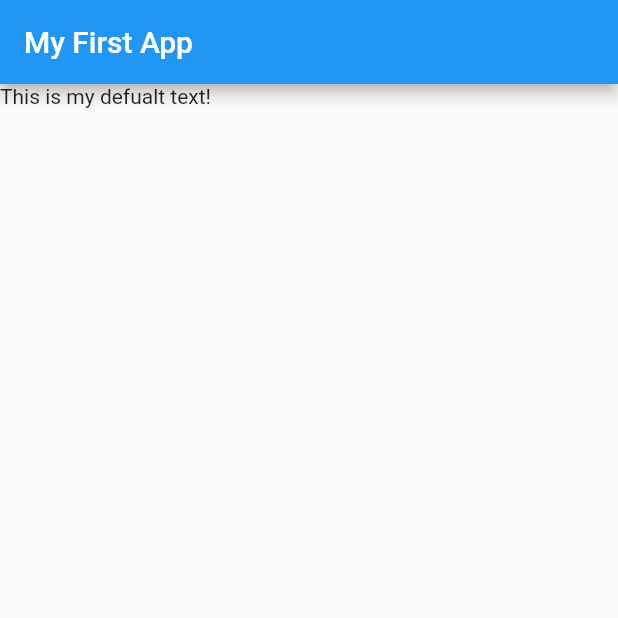
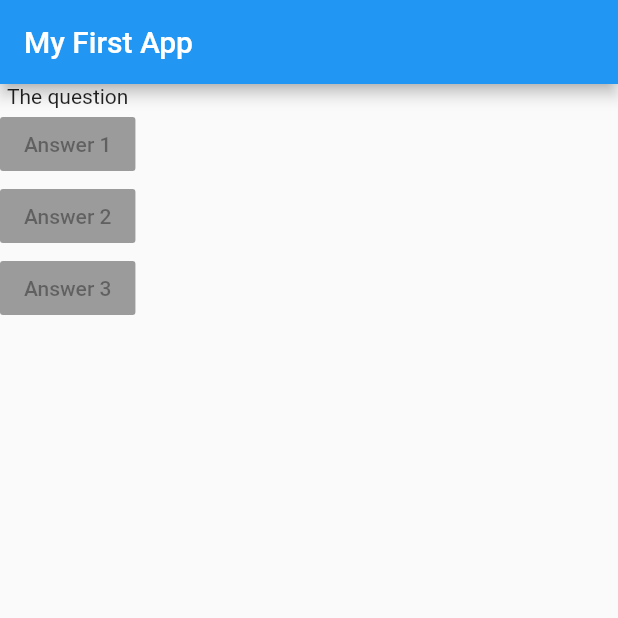
Before and after one commit to Harry-Chalcraft/quizz-app, a Flutter app: the screen it shows after launch, on a phone screen of 412 x 824 dp, the top half of it. Run offline on Flutter 3.47's test engine with Material 2 defaults, Android fonts, the phone set to English and light mode, and no system bars.

Commit message:
Quiz App Setup

```diff
--- a/lib/main.dart
+++ b/lib/main.dart
@@ -7,12 +7,32 @@ void main() {
 class MyApp extends StatelessWidget {
   @override
   Widget build(BuildContext context) {
+    var questions = [
+      "What's Your Favourite color?",
+      "Whats Your Favourite Animal"
+    ];
     return MaterialApp(
       home: Scaffold(
         appBar: AppBar(
           title: Text("My First App"),
         ),
-        body: Text("This is my defualt text!"),
+        body: Column(
+          children: <Widget>[
+            Text("The question"),
+            RaisedButton(
+              child: Text("Answer 1"),
+              onPressed: null,
+            ),
+            RaisedButton(
+              child: Text("Answer 2"),
+              onPressed: null,
+            ),
+            RaisedButton(
+              child: Text("Answer 3"),
+              onPressed: null,
+            ),
+          ],
+        ),
       ),
     );
   }
```
